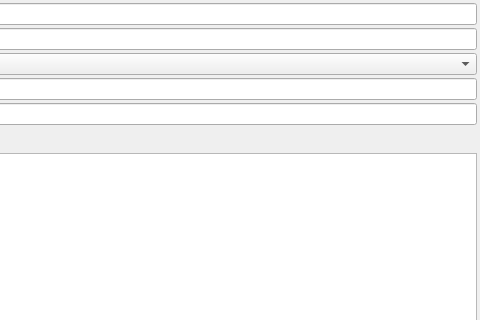
Old version of the form src/GSvar/PublishedVariantsWidget.ui in the repository imgag/ngs-bits; both pictures show x 520 to 1000 and y 0 to 320 of the 1000 by 600 pixel window.
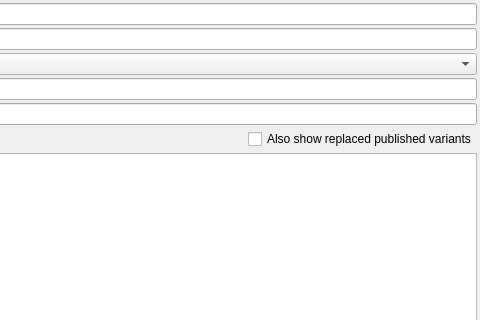
New version of the form. Custom widgets are drawn as their Qt base class.

Commit message: src/GSvar/PublishedVariantsWidget.*: moved ClinVar upload status function to this Widget

The edit to the form file:
```diff
--- a/src/GSvar/PublishedVariantsWidget.ui
+++ b/src/GSvar/PublishedVariantsWidget.ui
@@ -107,6 +107,13 @@
        </property>
       </spacer>
      </item>
+     <item>
+      <widget class="QCheckBox" name="cb_show_replaced">
+       <property name="text">
+        <string>Also show replaced published variants</string>
+       </property>
+      </widget>
+     </item>
     </layout>
    </item>
    <item row="5" column="0">
```
The commit also changes 4 other files.
